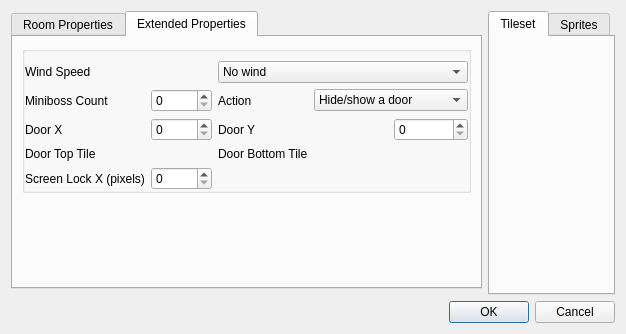
Old version of the form src/propertieswindow.ui in the repository devinacker/kale.
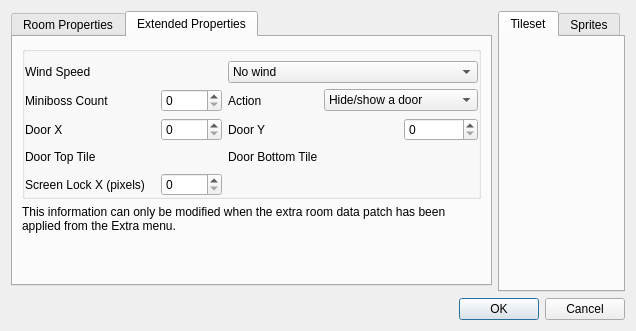
New version of the form. The open tabs and pages were chosen to show the change. Icons and pictures are not drawn.

Commit message:
more stuff for extra map data patch
(now just need to implement the menu action to actually apply the patch)

Diff of the .ui file:
```diff
--- a/src/propertieswindow.ui
+++ b/src/propertieswindow.ui
@@ -324,6 +324,19 @@
        <string>Extended Properties</string>
       </attribute>
       <layout class="QGridLayout" name="gridLayout">
+       <item row="2" column="0">
+        <spacer name="verticalSpacer">
+         <property name="orientation">
+          <enum>Qt::Vertical</enum>
+         </property>
+         <property name="sizeHint" stdset="0">
+          <size>
+           <width>20</width>
+           <height>40</height>
+          </size>
+         </property>
+        </spacer>
+       </item>
        <item row="0" column="0">
         <widget class="QGroupBox" name="groupBox_Extra">
          <property name="enabled">
@@ -345,14 +358,47 @@
           <property name="bottomMargin">
            <number>0</number>
           </property>
-          <item row="4" column="0">
-           <widget class="QLabel" name="label_8">
+          <item row="2" column="0">
+           <widget class="QLabel" name="label_3">
             <property name="text">
-             <string>Screen Lock X (pixels)</string>
+             <string>Door X</string>
+            </property>
+           </widget>
+          </item>
+          <item row="2" column="3">
+           <widget class="QLabel" name="label_5">
+            <property name="text">
+             <string>Door Y</string>
+            </property>
+           </widget>
+          </item>
+          <item row="4" column="2">
+           <widget class="QSpinBox" name="spinBox_ScreenLock">
+            <property name="sizePolicy">
+             <sizepolicy hsizetype="MinimumExpanding" vsizetype="Fixed">
+              <horstretch>0</horstretch>
+              <verstretch>0</verstretch>
+             </sizepolicy>
+            </property>
+            <property name="maximum">
+             <number>65535</number>
+            </property>
+            <property name="singleStep">
+             <number>16</number>
             </property>
            </widget>
           </item>
           <item row="1" column="2">
+           <widget class="QSpinBox" name="spinBox_BossCount">
+            <property name="sizePolicy">
+             <sizepolicy hsizetype="MinimumExpanding" vsizetype="Fixed">
+              <horstretch>0</horstretch>
+              <verstretch>0</verstretch>
+             </sizepolicy>
+            </property>
+           </widget>
+          </item>
+          <item row="1" column="3">
            <widget class="QLabel" name="label_4">
             <property name="text">
              <string>Action</string>
@@ -366,20 +412,7 @@
             </property>
            </widget>
           </item>
-          <item row="2" column="4">
-           <widget class="QSpinBox" name="spinBox_DoorY">
-            <property name="sizePolicy">
-             <sizepolicy hsizetype="MinimumExpanding" vsizetype="Fixed">
-              <horstretch>0</horstretch>
-              <verstretch>0</verstretch>
-             </sizepolicy>
-            </property>
-            <property name="maximum">
-             <number>255</number>
-            </property>
-           </widget>
-          </item>
-          <item row="1" column="3" colspan="2">
+          <item row="1" column="4" colspan="2">
            <widget class="QComboBox" name="comboBox_BossAct">
             <item>
              <property name="text">
@@ -393,7 +426,20 @@
             </item>
            </widget>
           </item>
-          <item row="2" column="3">
+          <item row="2" column="5">
+           <widget class="QSpinBox" name="spinBox_DoorY">
+            <property name="sizePolicy">
+             <sizepolicy hsizetype="MinimumExpanding" vsizetype="Fixed">
+              <horstretch>0</horstretch>
+              <verstretch>0</verstretch>
+             </sizepolicy>
+            </property>
+            <property name="maximum">
+             <number>255</number>
+            </property>
+           </widget>
+          </item>
+          <item row="2" column="4">
            <spacer name="horizontalSpacer_4">
             <property name="orientation">
              <enum>Qt::Horizontal</enum>
@@ -406,41 +452,14 @@
             </property>
            </spacer>
           </item>
-          <item row="1" column="0">
-           <widget class="QLabel" name="label_2">
-            <property name="text">
-             <string>Miniboss Count</string>
-            </property>
-           </widget>
-          </item>
-          <item row="2" column="1">
-           <widget class="QSpinBox" name="spinBox_DoorX">
-            <property name="sizePolicy">
-             <sizepolicy hsizetype="MinimumExpanding" vsizetype="Fixed">
-              <horstretch>0</horstretch>
-              <verstretch>0</verstretch>
-             </sizepolicy>
-            </property>
-            <property name="maximum">
-             <number>254</number>
-            </property>
-           </widget>
-          </item>
-          <item row="0" column="0">
-           <widget class="QLabel" name="label">
-            <property name="text">
-             <string>Wind Speed</string>
-            </property>
-           </widget>
-          </item>
-          <item row="3" column="2">
+          <item row="3" column="3">
            <widget class="QLabel" name="label_7">
             <property name="text">
              <string>Door Bottom Tile</string>
             </property>
            </widget>
           </item>
-          <item row="0" column="2" colspan="3">
+          <item row="0" column="3" colspan="3">
            <widget class="QComboBox" name="comboBox_Wind">
             <item>
              <property name="text">
@@ -509,7 +528,7 @@
             </item>
            </widget>
           </item>
-          <item row="0" column="1">
+          <item row="0" column="2">
            <spacer name="horizontalSpacer_3">
             <property name="orientation">
              <enum>Qt::Horizontal</enum>
@@ -525,32 +544,8 @@
             </property>
            </spacer>
           </item>
-          <item row="2" column="0">
-           <widget class="QLabel" name="label_3">
-            <property name="text">
-             <string>Door X</string>
-            </property>
-           </widget>
-          </item>
-          <item row="1" column="1">
-           <widget class="QSpinBox" name="spinBox_BossCount">
-            <property name="sizePolicy">
-             <sizepolicy hsizetype="MinimumExpanding" vsizetype="Fixed">
-              <horstretch>0</horstretch>
-              <verstretch>0</verstretch>
-             </sizepolicy>
-            </property>
-           </widget>
-          </item>
           <item row="2" column="2">
-           <widget class="QLabel" name="label_5">
-            <property name="text">
-             <string>Door Y</string>
-            </property>
-           </widget>
-          </item>
-          <item row="4" column="1">
-           <widget class="QSpinBox" name="spinBox_ScreenLock">
+           <widget class="QSpinBox" name="spinBox_DoorX">
             <property name="sizePolicy">
              <sizepolicy hsizetype="MinimumExpanding" vsizetype="Fixed">
               <horstretch>0</horstretch>
@@ -558,10 +553,41 @@
              </sizepolicy>
             </property>
             <property name="maximum">
-             <number>65535</number>
+             <number>254</number>
             </property>
-            <property name="singleStep">
-             <number>16</number>
+           </widget>
+          </item>
+          <item row="1" column="0">
+           <widget class="QLabel" name="label_2">
+            <property name="text">
+             <string>Miniboss Count</string>
+            </property>
+           </widget>
+          </item>
+          <item row="0" column="0">
+           <widget class="QLabel" name="label">
+            <property name="text">
+             <string>Wind Speed</string>
+            </property>
+           </widget>
+          </item>
+          <item row="3" column="1">
+           <spacer name="horizontalSpacer_5">
+            <property name="orientation">
+             <enum>Qt::Horizontal</enum>
+            </property>
+            <property name="sizeHint" stdset="0">
+             <size>
+              <width>40</width>
+              <height>20</height>
+             </size>
+            </property>
+           </spacer>
+          </item>
+          <item row="4" column="0" colspan="2">
+           <widget class="QLabel" name="label_8">
+            <property name="text">
+             <string>Screen Lock X (pixels)</string>
             </property>
            </widget>
           </item>
@@ -569,17 +595,14 @@
         </widget>
        </item>
        <item row="1" column="0">
-        <spacer name="verticalSpacer">
-         <property name="orientation">
-          <enum>Qt::Vertical</enum>
+        <widget class="QLabel" name="label_Extra">
+         <property name="text">
+          <string>This information can only be modified when the extra room data patch has been applied from the Extra menu.</string>
          </property>
-         <property name="sizeHint" stdset="0">
-          <size>
-           <width>20</width>
-           <height>40</height>
-          </size>
+         <property name="wordWrap">
+          <bool>true</bool>
          </property>
-        </spacer>
+        </widget>
        </item>
       </layout>
      </widget>
```
Left out of the diff: 2 changed lines with no effect on the pictures. The commit also changes 6 other files.
